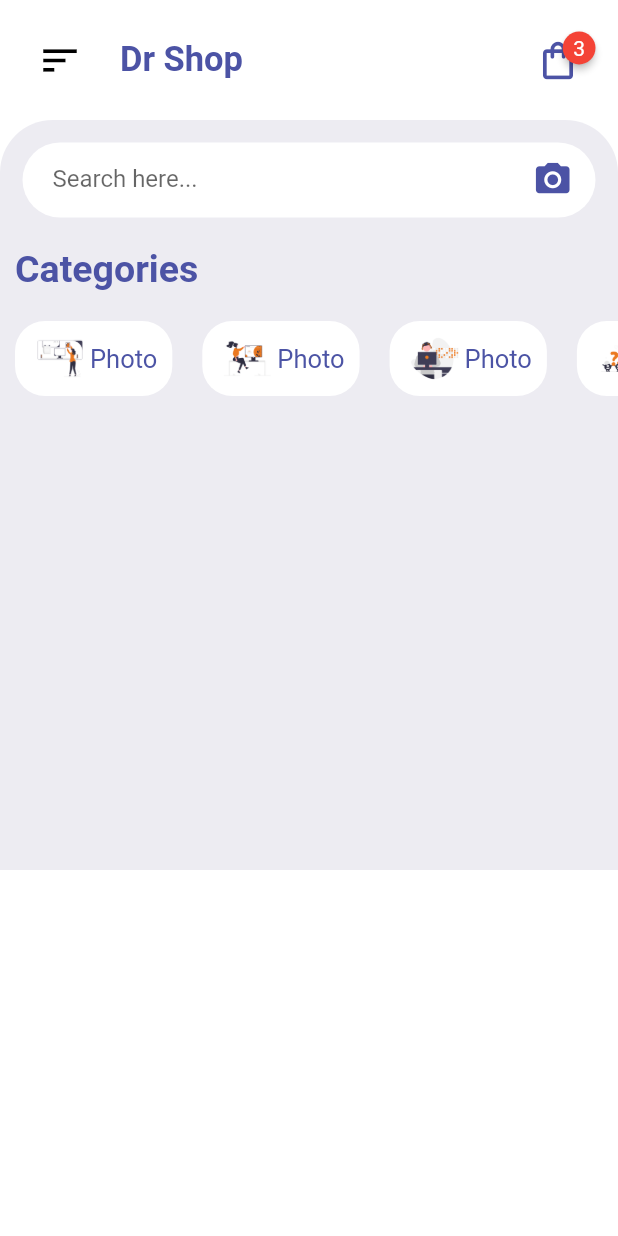
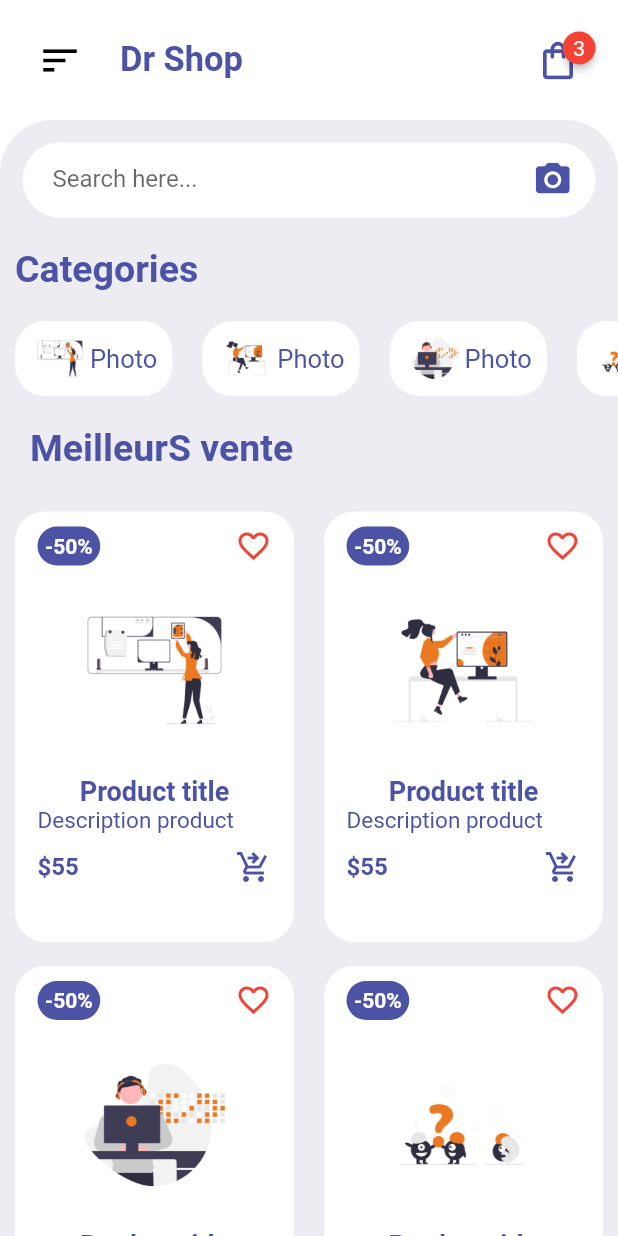
Before and after one commit to Gmk0/test, a Flutter app: the screen it shows after launch, on a phone screen of 412 x 824 dp. Run offline on Flutter 3.47's test engine with Material 2 defaults, Android fonts, the phone set to English and light mode, and no system bars; drawn by our look-alikes of badges.

Commit message:
add widget view

```diff
--- a/lib/pages/HomePage.dart
+++ b/lib/pages/HomePage.dart
@@ -1,6 +1,7 @@
 import 'package:flutter/material.dart';
 import 'package:test/widgets/CategoriesWidget.dart';
 import 'package:test/widgets/HomeAppBar.dart';
+import 'package:test/widgets/ItemsWidget.dart';
 
 class HomePage extends StatelessWidget {
   const HomePage({Key? key}) : super(key: key);
@@ -12,7 +13,7 @@ class HomePage extends StatelessWidget {
         HomeAppBar(),
         Container(
           //temporary Height
-          height: 500,
+          // height: 500,
           padding: EdgeInsets.only(top: 15),
           decoration: BoxDecoration(
             color: Color(0xFFEDECF2),
@@ -53,6 +54,9 @@ class HomePage extends StatelessWidget {
                   ],
                 ),
               ),
+
+              //categorie le titre
+
               Container(
                 alignment: Alignment.centerLeft,
                 margin: EdgeInsets.symmetric(
@@ -68,7 +72,26 @@ class HomePage extends StatelessWidget {
                   ),
                 ),
               ),
+
+              //CATEGORIE LE WIDGET
               CategoriesWidget(),
+
+              //Meilleur ventes  titre
+
+              Container(
+                alignment: Alignment.centerLeft,
+                margin: EdgeInsets.symmetric(vertical: 20, horizontal: 20),
+                child: Text(
+                  "MeilleurS vente",
+                  style: TextStyle(
+                    fontSize: 25,
+                    fontWeight: FontWeight.bold,
+                    color: Color(0xFF4C53A5),
+                  ),
+                ),
+              ),
+
+              ItemsWidget(),
             ],
           ),
         ),
--- /dev/null
+++ b/lib/widgets/ItemsWidget.dart
@@ -0,0 +1,103 @@
+import 'package:flutter/material.dart';
+
+class ItemsWidget extends StatelessWidget {
+  const ItemsWidget({Key? key}) : super(key: key);
+
+  @override
+  Widget build(BuildContext context) {
+    return GridView.count(
+      childAspectRatio: 0.68,
+      crossAxisCount: 2,
+      //it disable the scroll fonctionality of grid view
+      // then it will scroll in list view
+      physics: NeverScrollableScrollPhysics(),
+      shrinkWrap: true,
+      children: [
+        for (int i = 1; i < 7; i++)
+          Container(
+            padding: EdgeInsets.only(left: 15, right: 15, top: 10),
+            margin: EdgeInsets.symmetric(vertical: 8, horizontal: 10),
+            decoration: BoxDecoration(
+              color: Colors.white,
+              borderRadius: BorderRadius.circular(20),
+            ),
+            child: Column(children: [
+              Row(
+                mainAxisAlignment: MainAxisAlignment.spaceBetween,
+                children: [
+                  Container(
+                    padding: EdgeInsets.all(5),
+                    decoration: BoxDecoration(
+                      color: Color(0xFF4C53A5),
+                      borderRadius: BorderRadius.circular(20),
+                    ),
+                    child: Text(
+                      "-50%",
+                      style: TextStyle(
+                          fontSize: 14,
+                          color: Colors.white,
+                          fontWeight: FontWeight.bold),
+                    ),
+                  ),
+                  Icon(
+                    Icons.favorite_border,
+                    color: Colors.red,
+                  )
+                ],
+              ),
+              InkWell(
+                onTap: () {},
+                child: Container(
+                  margin: EdgeInsets.all(10),
+                  child: Image.asset(
+                    "images/$i.png",
+                    height: 120,
+                    width: 120,
+                  ),
+                ),
+              ),
+              Container(
+                child: Text(
+                  "Product title",
+                  style: TextStyle(
+                    fontSize: 18,
+                    color: Color(0xFF4C53A5),
+                    fontWeight: FontWeight.bold,
+                  ),
+                ),
+              ),
+              Container(
+                alignment: Alignment.centerLeft,
+                child: Text(
+                  "Description product",
+                  style: TextStyle(
+                    fontSize: 15,
+                    color: Color(0xFF4C53A5),
+                  ),
+                ),
+              ),
+              Padding(
+                padding: EdgeInsets.symmetric(vertical: 10),
+                child: Row(
+                  mainAxisAlignment: MainAxisAlignment.spaceBetween,
+                  children: [
+                    Text(
+                      "\$55",
+                      style: TextStyle(
+                          fontSize: 16,
+                          fontWeight: FontWeight.bold,
+                          color: Color(0xFF4C53A5)),
+                    ),
+                    Icon(
+                      Icons.shopping_cart_checkout,
+                      color: Color(0xFF4C53A5),
+                    )
+                  ],
+                ),
+              ),
+            ]),
+          )
+      ],
+    );
+  }
+}
```
